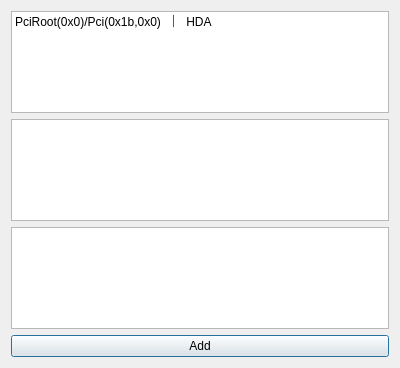
Above: dlgPreset.ui from ic005k/OCAuxiliaryTools before the change. Below: the same form after it.
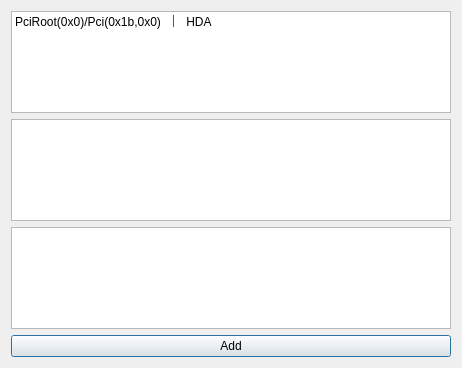
That is the form after the change.

What changed in the file:
```diff
--- a/dlgPreset.ui
+++ b/dlgPreset.ui
@@ -6,7 +6,7 @@
    <rect>
     <x>0</x>
     <y>0</y>
-    <width>400</width>
+    <width>462</width>
     <height>368</height>
    </rect>
   </property>
```
